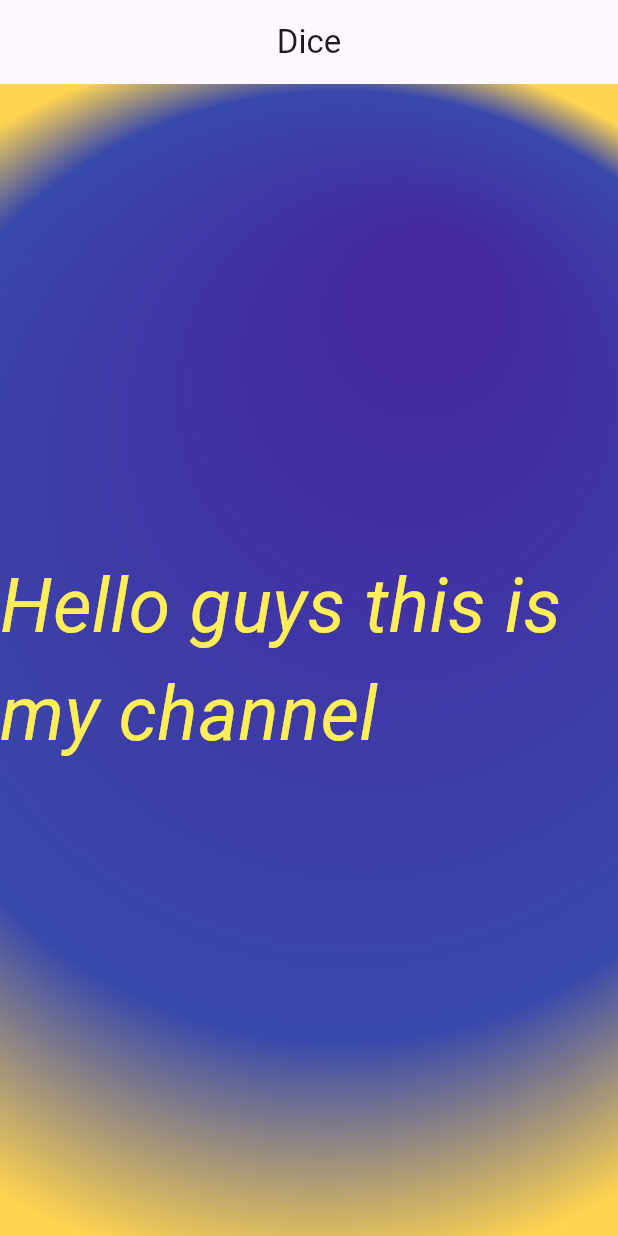
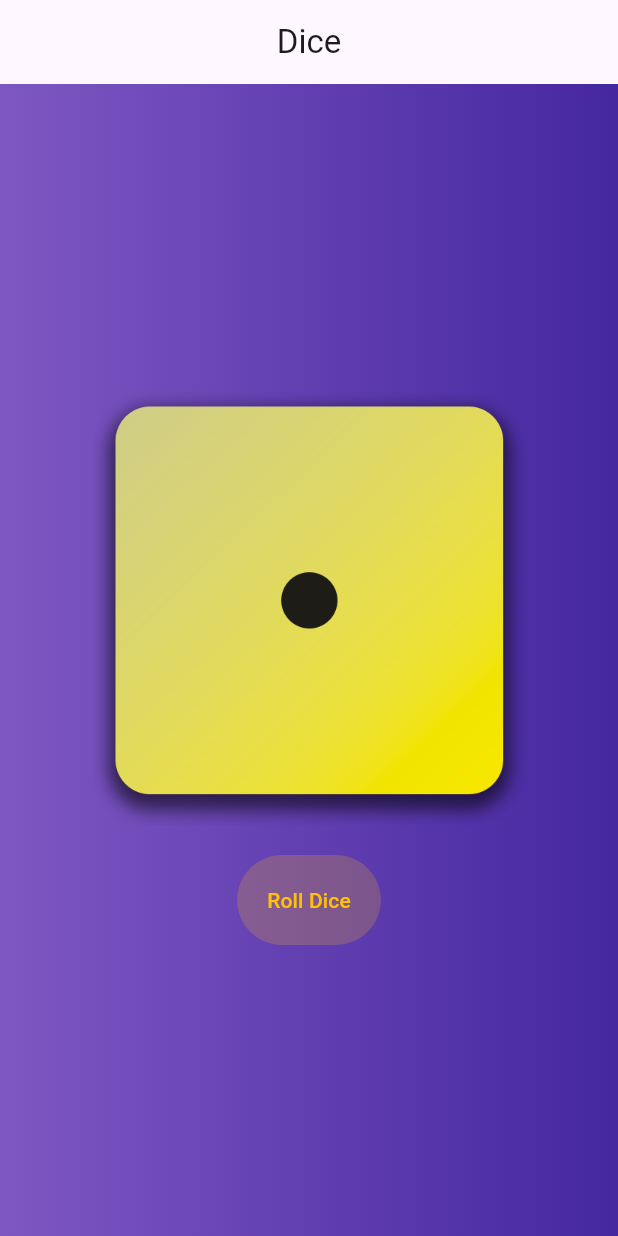
Before and after one commit to PacemakerX/dice, a Flutter app: the screen it shows after launch, on a phone screen of 412 x 824 dp. Run offline on Flutter 3.47's test engine with Material 3 defaults, Android fonts, the phone set to English and light mode, and no system bars.

Commit message:
adds DiceRoller()

```diff
--- a/lib/gradient_container.dart
+++ b/lib/gradient_container.dart
@@ -1,5 +1,6 @@
+import 'package:dice/dice_roller.dart';
 import 'package:flutter/material.dart';
-import 'package:dice/text_container.dart';
+// import 'package:dice/text_container.dart';
 
 class GradientContainer extends StatelessWidget {
   const GradientContainer({super.key});
@@ -8,26 +9,12 @@ class GradientContainer extends StatelessWidget {
   Widget build(context) {
     return Container(
       decoration: BoxDecoration(
-        gradient: RadialGradient(
-          colors: [
-            Colors.deepPurple.shade800,
-            Colors.indigo.shade600,
-            Colors.amber.shade300,
-          ],
-          stops: [0.0, 0.75, 1.0],
-          center: Alignment(0, 0),
-          focal: Alignment(0.4, -0.65),
-          focalRadius: 0.08,
-          radius: 1,
-          tileMode: TileMode.clamp,
+        gradient: LinearGradient(
+          colors: [Colors.deepPurple.shade400, Colors.deepPurple.shade800],
         ),
       ),
-      child: Center(
-        child: TextContainer(
-          "Hello guys this is my channel",
-          Colors.yellow.shade400,
-        ),
-      ),
+
+      child: Center(child: DiceRoller()),
     );
   }
 }
```
